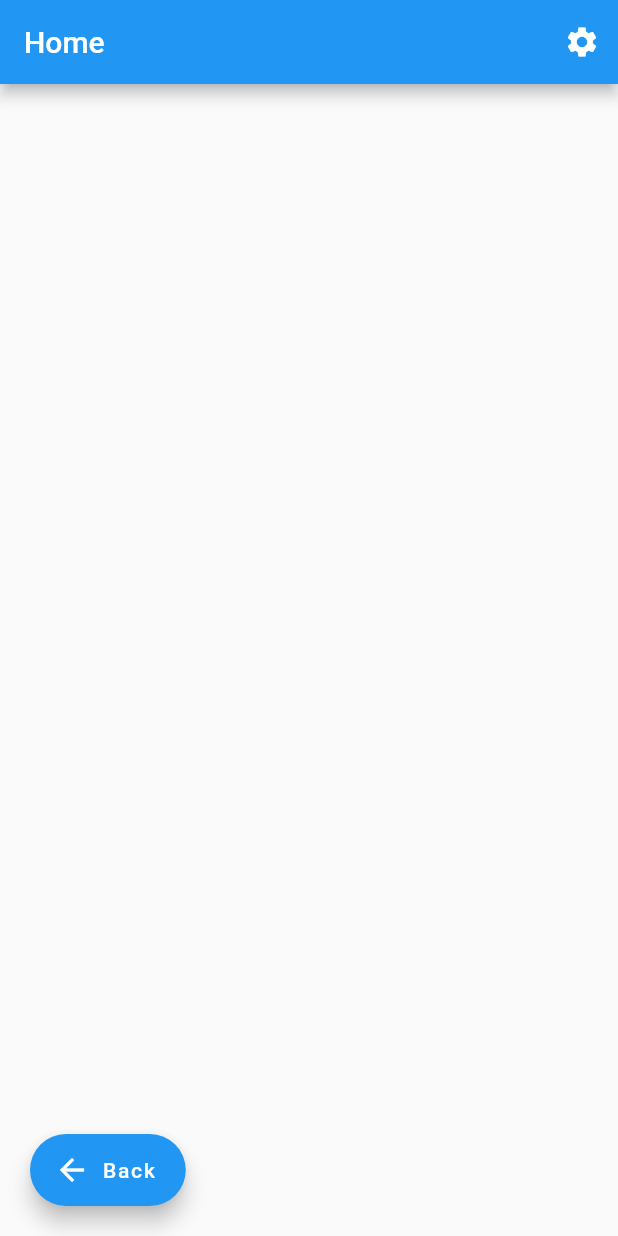
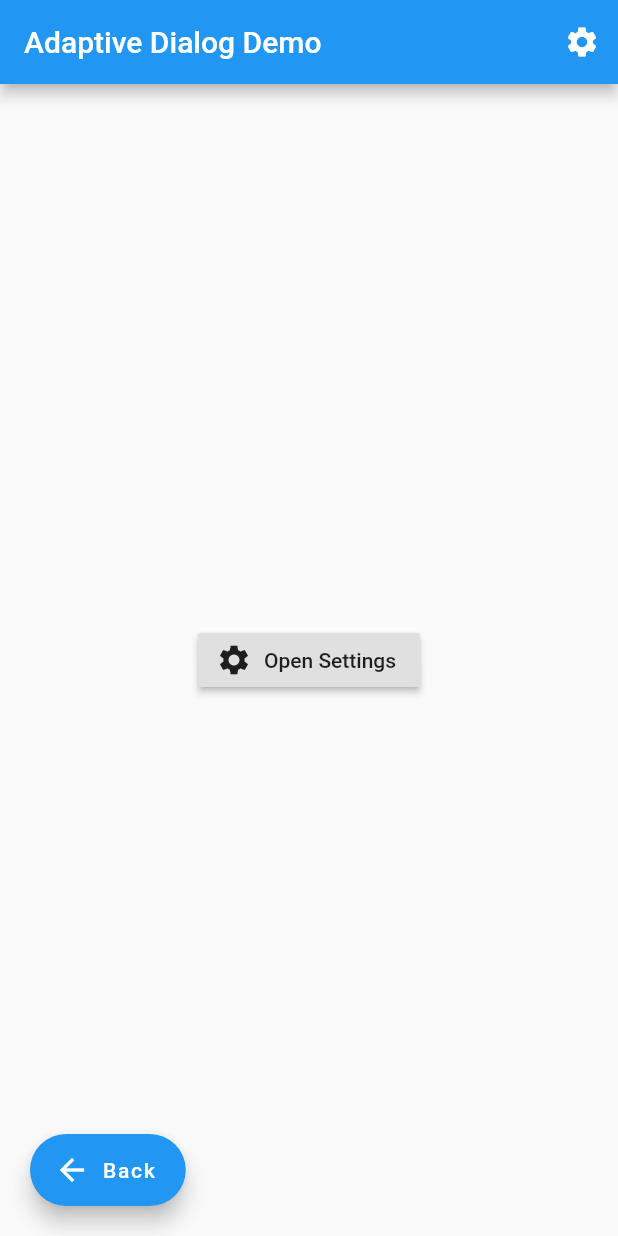
Before and after one commit to rodydavis/adaptive_ui, a Flutter app: the DialogScreen screen opened by its route, on a phone screen of 412 x 824 dp. Run offline on Flutter 3.47's test engine with Material 2 defaults, Android fonts, the phone set to English and light mode, and no system bars.

Commit message:
updating docs

```diff
--- a/lib/demos/dialog.dart
+++ b/lib/demos/dialog.dart
@@ -1,7 +1,7 @@
 import 'package:adaptive_ui/ui/breakpoints.dart';
 import 'package:flutter/material.dart';
 
-const kDialogSize = Size(500, 700);
+const kDialogSize = Size(490, 700);
 
 class DialogScreen extends StatelessWidget {
   @override
@@ -11,7 +11,7 @@ class DialogScreen extends StatelessWidget {
         appBar: AppBar(
           centerTitle: false,
           automaticallyImplyLeading: false,
-          title: Text('Home'),
+          title: Text('Adaptive Dialog Demo'),
           actions: [
             IconButton(
               icon: Icon(Icons.settings),
@@ -32,6 +32,35 @@ class DialogScreen extends StatelessWidget {
               },
             ),
           ],
+        ),
+        body: Center(
+          child: Container(
+            width: 300,
+            child: Column(
+              mainAxisSize: MainAxisSize.min,
+              children: [
+                RaisedButton.icon(
+                  icon: Icon(Icons.settings),
+                  label: Text('Open Settings'),
+                  onPressed: () {
+                    if (dimens.maxWidth >= kTabletBreakpoint) {
+                      showDialog(
+                        context: context,
+                        builder: (_) => AdaptiveDialog(
+                          child: SettingsScreen(),
+                        ),
+                      );
+                      return;
+                    }
+                    Navigator.of(context).push(MaterialPageRoute(
+                      fullscreenDialog: true,
+                      builder: (_) => SettingsScreen(),
+                    ));
+                  },
+                ),
+              ],
+            ),
+          ),
         ),
       ),
     );
```
Also changed, not shown: 3 other files.
